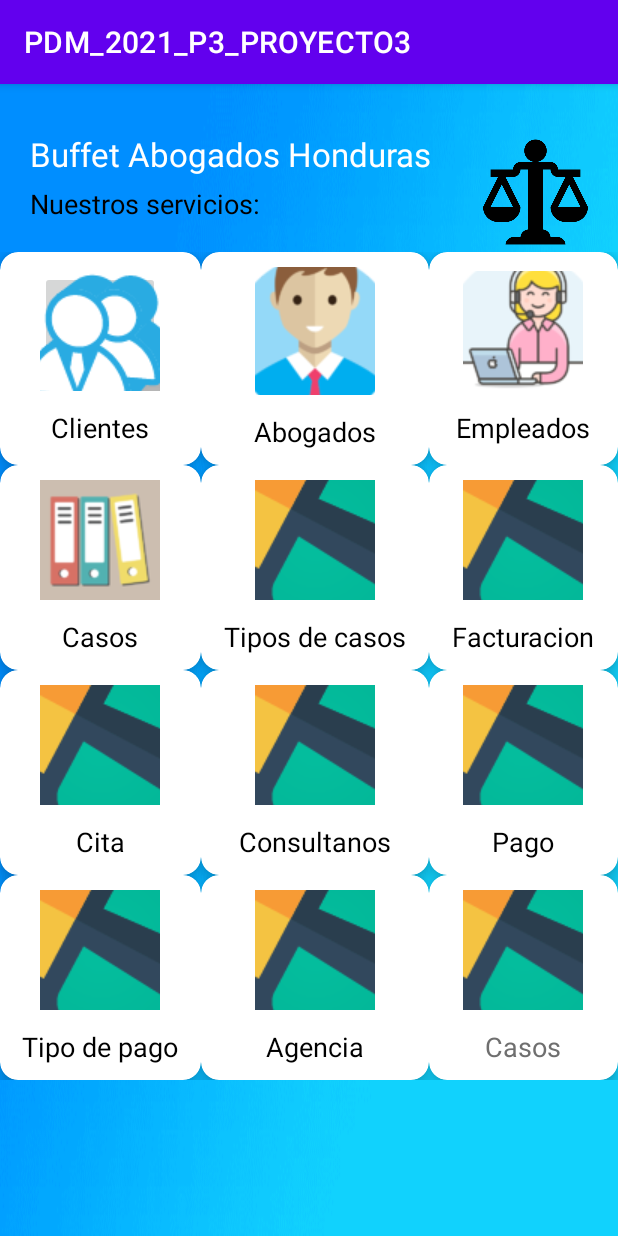
After one commit to alycastro22/PDMPROYECTO3, an Android app: the MenuActivity screen opened directly, with no data from a screen before it, on a phone screen of 412 x 824 dp. The commit adds this screen. Run offline under Robolectric (Android 15) with nearby library versions, the phone set to English and light mode, and no system bars.

Commit message:
pantalla menu

```diff
--- a/app/build.gradle
+++ b/app/build.gradle
@@ -37,10 +37,12 @@ dependencies {
     implementation "org.jetbrains.kotlin:kotlin-stdlib:$kotlin_version"
     implementation 'androidx.core:core-ktx:1.3.2'
     implementation 'androidx.appcompat:appcompat:1.2.0'
+    implementation 'androidx.appcompat:appcompat:1.2.0'
     implementation 'com.google.android.material:material:1.3.0'
     implementation 'androidx.constraintlayout:constraintlayout:2.0.4'
     implementation 'com.google.android.gms:play-services-ads:19.8.0'
     implementation 'androidx.cardview:cardview:1.0.0'
+    implementation 'com.android.support:cardview-v7.28.0.0-rc02'
     testImplementation 'junit:junit:4.+'
     androidTestImplementation 'androidx.test.ext:junit:1.1.2'
     androidTestImplementation 'androidx.test.espresso:espresso-core:3.3.0'
--- a/app/src/main/AndroidManifest.xml
+++ b/app/src/main/AndroidManifest.xml
@@ -9,6 +9,7 @@
         android:roundIcon="@mipmap/ic_launcher_round"
         android:supportsRtl="true"
         android:theme="@style/Theme.PDM_2021_P3_PROYECTO3">
+        <activity android:name=".MenuActivity"></activity>
         <activity android:name=".MainActivity">
             <intent-filter>
                 <action android:name="android.intent.action.MAIN" />
--- /dev/null
+++ b/app/src/main/java/hn/edu/ujcv/pdm_2021_p3_proyecto3/MenuActivity.kt
@@ -0,0 +1,11 @@
+package hn.edu.ujcv.pdm_2021_p3_proyecto3
+
+import androidx.appcompat.app.AppCompatActivity
+import android.os.Bundle
+
+class MenuActivity : AppCompatActivity() {
+    override fun onCreate(savedInstanceState: Bundle?) {
+        super.onCreate(savedInstanceState)
+        setContentView(R.layout.activity_menu)
+    }
+}
--- /dev/null
+++ b/app/src/main/res/layout/activity_menu.xml
@@ -0,0 +1,492 @@
+<?xml version="1.0" encoding="utf-8"?>
+<ScrollView xmlns:app="http://schemas.android.com/apk/res-auto"
+    xmlns:tools="http://schemas.android.com/tools"
+    xmlns:android="http://schemas.android.com/apk/res/android"
+    android:layout_width="match_parent"
+    android:layout_height="match_parent"
+    android:background="@drawable/background"
+    tools:context=".MenuActivity">
+      <LinearLayout
+        android:orientation="vertical"
+        android:layout_width="match_parent"
+        android:layout_height="wrap_content">
+
+        <RelativeLayout
+            android:layout_marginTop="32dp"
+            android:layout_marginRight="20dp"
+            android:layout_marginLeft="20dp"
+            android:layout_width="match_parent"
+            android:layout_height="match_parent">
+
+            <TextView
+                android:id="@+id/txtabogadoshn"
+                android:layout_width="wrap_content"
+                android:layout_height="wrap_content"
+                android:text="@string/buffet_abogados_honduras"
+                android:textColor="#fff"
+                android:textSize="22sp"/>
+
+
+            <TextView
+                android:layout_marginTop="6dp"
+                android:layout_below="@+id/txtabogadoshn"
+                android:layout_width="wrap_content"
+                android:layout_height="wrap_content"
+                android:text="Nuestros servicios:"
+                android:textColor="#000"
+                android:textSize="18sp"/>
+
+            <ImageView
+                android:layout_alignParentEnd="true"
+                android:src="@drawable/ley"
+                android:layout_width="70dp"
+                android:layout_height="80dp"/>
+
+        </RelativeLayout>
+      <GridLayout
+          android:columnCount="3"
+          android:rowCount="3"
+          android:alignmentMode="alignMargins"
+          android:columnOrderPreserved="false"
+          android:layout_width="match_parent"
+          android:layout_height="wrap_content">
+
+          <androidx.cardview.widget.CardView
+              android:layout_width="wrap_content"
+              android:layout_height="wrap_content"
+              android:layout_columnWeight="1"
+              android:layout_rowWeight="1"
+              app:cardElevation="6dp"
+              app:cardCornerRadius="12dp"
+              app:layout_margin="12dp" >
+
+              <LinearLayout
+                  android:layout_width="match_parent"
+                  android:layout_height="match_parent"
+                  android:gravity="center"
+                  android:orientation="vertical"
+                  android:padding="10dp">
+
+                  <ImageButton
+                      android:layout_width="80dp"
+                      android:layout_height="80dp"
+                      android:src="@drawable/clientes" />
+
+                  <TextView
+                      android:layout_width="wrap_content"
+                      android:layout_height="wrap_content"
+                      android:layout_below="@+id/txtcasos"
+                      android:layout_marginTop="12dp"
+                      android:text="@string/clientes"
+                      android:textColor="#000"
+                      android:textSize="18sp" />
+
+
+              </LinearLayout>
+
+          </androidx.cardview.widget.CardView>
+
+
+          <androidx.cardview.widget.CardView
+              android:layout_width="wrap_content"
+              android:layout_height="wrap_content"
+              android:layout_columnWeight="1"
+              android:layout_rowWeight="1"
+              app:cardElevation="6dp"
+              app:cardCornerRadius="12dp"
+              app:layout_margin="12dp" >
+
+              <LinearLayout
+                  android:layout_width="match_parent"
+                  android:layout_height="match_parent"
+                  android:gravity="center"
+                  android:orientation="vertical"
+                  android:padding="10dp">
+
+                  <ImageButton
+                      android:layout_width="80dp"
+                      android:layout_height="85dp"
+                      android:src="@drawable/abogados"
+                     />
+
+                  <TextView
+                      android:layout_width="wrap_content"
+                      android:layout_height="wrap_content"
+                      android:layout_below="@+id/txtcasos"
+                      android:layout_marginTop="12dp"
+                      android:text="@string/abogados"
+                      android:textColor="#000"
+                      android:textSize="18sp" />
+
+
+              </LinearLayout>
+
+          </androidx.cardview.widget.CardView>
+
+          <androidx.cardview.widget.CardView
+              android:layout_width="wrap_content"
+              android:layout_height="wrap_content"
+              android:layout_columnWeight="1"
+              android:layout_rowWeight="1"
+              app:cardElevation="6dp"
+              app:cardCornerRadius="12dp"
+              app:layout_margin="12dp" >
+
+              <LinearLayout
+                  android:layout_width="match_parent"
+                  android:layout_height="match_parent"
+                  android:gravity="center"
+                  android:orientation="vertical"
+                  android:padding="10dp">
+
+                  <ImageButton
+                      android:layout_width="80dp"
+                      android:layout_height="80dp"
+                      android:src="@drawable/empleados"
+                     />
+
+                  <TextView
+                      android:layout_width="wrap_content"
+                      android:layout_height="wrap_content"
+                      android:layout_marginTop="12dp"
+                      android:text="@string/empleados"
+                      android:textColor="#000"
+                      android:textSize="18sp" />
+
+
+              </LinearLayout>
+
+          </androidx.cardview.widget.CardView>
+
+
+          <androidx.cardview.widget.CardView
+              android:layout_width="wrap_content"
+              android:layout_height="wrap_content"
+              android:layout_columnWeight="1"
+              android:layout_rowWeight="1"
+              app:cardElevation="6dp"
+              app:cardCornerRadius="12dp"
+              app:layout_margin="12dp" >
+
+              <LinearLayout
+                  android:layout_width="match_parent"
+                  android:layout_height="match_parent"
+                  android:gravity="center"
+                  android:orientation="vertical"
+                  android:padding="10dp">
+
+                  <ImageButton
+                      android:layout_width="80dp"
+                      android:layout_height="80dp"
+                      android:src="@drawable/caso" />
+
+                  <TextView
+                      android:layout_width="wrap_content"
+                      android:layout_height="wrap_content"
+                      android:layout_below="@+id/txtcasos"
+                      android:layout_marginTop="12dp"
+                      android:text="Casos"
+                      android:textColor="#000"
+                      android:textSize="18sp" />
+
+
+              </LinearLayout>
+
+          </androidx.cardview.widget.CardView>
+
+          <androidx.cardview.widget.CardView
+              android:layout_width="wrap_content"
+              android:layout_height="wrap_content"
+              android:layout_columnWeight="1"
+              android:layout_rowWeight="1"
+              app:cardElevation="6dp"
+              app:cardCornerRadius="12dp"
+              app:layout_margin="12dp" >
+
+              <LinearLayout
+                  android:layout_width="match_parent"
+                  android:layout_height="match_parent"
+                  android:gravity="center"
+                  android:orientation="vertical"
+                  android:padding="10dp">
+
+                  <ImageButton
+                      android:layout_width="80dp"
+                      android:layout_height="80dp"
+                      android:src="@drawable/casos" />
+
+                  <TextView
+                      android:layout_width="wrap_content"
+                      android:layout_height="wrap_content"
+                      android:layout_below="@+id/txtcasos"
+                      android:layout_marginTop="12dp"
+                      android:text="@string/tipos_de_casos"
+                      android:textColor="#000"
+                      android:textSize="18sp" />
+
+
+              </LinearLayout>
+
+          </androidx.cardview.widget.CardView>
+
+
+          <androidx.cardview.widget.CardView
+              android:layout_width="wrap_content"
+              android:layout_height="wrap_content"
+              android:layout_columnWeight="1"
+              android:layout_rowWeight="1"
+              app:cardElevation="6dp"
+              app:cardCornerRadius="12dp"
+              app:layout_margin="12dp" >
+
+              <LinearLayout
+                  android:layout_width="match_parent"
+                  android:layout_height="match_parent"
+                  android:gravity="center"
+                  android:orientation="vertical"
+                  android:padding="10dp">
+
+                  <ImageButton
+                      android:layout_width="80dp"
+                      android:layout_height="80dp"
+                      android:src="@drawable/casos" />
+
+                  <TextView
+                      android:layout_width="wrap_content"
+                      android:layout_height="wrap_content"
+                      android:layout_below="@+id/txtcasos"
+                      android:layout_marginTop="12dp"
+                      android:text="@string/facturacion"
+                      android:textColor="#000"
+                      android:textSize="18sp" />
+
+
+              </LinearLayout>
+
+          </androidx.cardview.widget.CardView>
+
+          <androidx.cardview.widget.CardView
+              android:layout_width="wrap_content"
+              android:layout_height="wrap_content"
+              android:layout_columnWeight="1"
+              android:layout_rowWeight="1"
+              app:cardElevation="6dp"
+              app:cardCornerRadius="12dp"
+              app:layout_margin="12dp" >
+
+              <LinearLayout
+                  android:layout_width="match_parent"
+                  android:layout_height="match_parent"
+                  android:gravity="center"
+                  android:orientation="vertical"
+                  android:padding="10dp">
+
+                  <ImageButton
+                      android:layout_width="80dp"
+                      android:layout_height="80dp"
+                      android:src="@drawable/casos"
+                      android:contentDescription="TODO" />
+
+                  <TextView
+                      android:layout_width="wrap_content"
+                      android:layout_height="wrap_content"
+                      android:layout_below="@+id/txtcasos"
+                      android:layout_marginTop="12dp"
+                      android:text="@string/cita"
+                      android:textColor="#000"
+                      android:textSize="18sp" />
+
+
+              </LinearLayout>
+
+          </androidx.cardview.widget.CardView>
+
+          <androidx.cardview.widget.CardView
+              android:layout_width="wrap_content"
+              android:layout_height="wrap_content"
+              android:layout_columnWeight="1"
+              android:layout_rowWeight="1"
+              app:cardElevation="6dp"
+              app:cardCornerRadius="12dp"
+              app:layout_margin="12dp" >
+
+              <LinearLayout
+                  android:layout_width="match_parent"
+                  android:layout_height="match_parent"
+                  android:gravity="center"
+                  android:orientation="vertical"
+                  android:padding="10dp">
+
+                  <ImageButton
+                      android:layout_width="80dp"
+                      android:layout_height="80dp"
+                      android:src="@drawable/casos"
+                      />
+
+                  <TextView
+                      android:layout_width="wrap_content"
+                      android:layout_height="wrap_content"
+                      android:layout_marginTop="12dp"
+                      android:text="@string/consultanos"
+                      android:textColor="#000"
+                      android:textSize="18sp" />
+
+
+              </LinearLayout>
+
+          </androidx.cardview.widget.CardView>
+
+          <androidx.cardview.widget.CardView
+              android:layout_width="wrap_content"
+              android:layout_height="wrap_content"
+              android:layout_columnWeight="1"
+              android:layout_rowWeight="1"
+              app:cardElevation="6dp"
+              app:cardCornerRadius="12dp"
+              app:layout_margin="12dp" >
+
+              <LinearLayout
+                  android:layout_width="match_parent"
+                  android:layout_height="match_parent"
+                  android:gravity="center"
+                  android:orientation="vertical"
+                  android:padding="10dp">
+
+                  <ImageButton
+                      android:layout_width="80dp"
+                      android:layout_height="80dp"
+                      android:src="@drawable/casos"
+                      />
+
+                  <TextView
+                      android:layout_width="wrap_content"
+                      android:layout_height="wrap_content"
+                      android:layout_marginTop="12dp"
+                      android:text="@string/pago"
+                      android:textColor="#000"
+                      android:textSize="18sp" />
+
+
+              </LinearLayout>
+
+          </androidx.cardview.widget.CardView>
+
+          <androidx.cardview.widget.CardView
+              android:layout_width="wrap_content"
+              android:layout_height="wrap_content"
+              android:layout_columnWeight="1"
+              android:layout_rowWeight="1"
+              app:cardElevation="6dp"
+              app:cardCornerRadius="12dp"
+              app:layout_margin="12dp" >
+
+              <LinearLayout
+                  android:layout_width="match_parent"
+                  android:layout_height="match_parent"
+                  android:gravity="center"
+                  android:orientation="vertical"
+                  android:padding="10dp">
+
+                  <ImageButton
+                      android:layout_width="80dp"
+                      android:layout_height="80dp"
+                      android:src="@drawable/casos"
+                      />
+
+                  <TextView
+                      android:layout_width="wrap_content"
+                      android:layout_height="wrap_content"
+                      android:layout_marginTop="12dp"
+                      android:text="@string/tipo_de_pago"
+                      android:textColor="#000"
+                      android:textSize="18sp" />
+
+
+              </LinearLayout>
+
+          </androidx.cardview.widget.CardView>
+
+          <androidx.cardview.widget.CardView
+              android:layout_width="wrap_content"
+              android:layout_height="wrap_content"
+              android:layout_columnWeight="1"
+              android:layout_rowWeight="1"
+              app:cardElevation="6dp"
+              app:cardCornerRadius="12dp"
+              app:layout_margin="12dp" >
+
+              <LinearLayout
+                  android:layout_width="match_parent"
+                  android:layout_height="match_parent"
+                  android:gravity="center"
+                  android:orientation="vertical"
+                  android:padding="10dp">
+
+                  <ImageButton
+                      android:layout_width="80dp"
+                      android:layout_height="80dp"
+                      android:src="@drawable/casos"
+                       />
+
+                  <TextView
+                      android:layout_width="wrap_content"
+                      android:layout_height="wrap_content"
+                      android:layout_marginTop="12dp"
+                      android:text="@string/agencia"
+                      android:textColor="#000"
+                      android:textSize="18sp" />
+
+
+              </LinearLayout>
+
+          </androidx.cardview.widget.CardView>
+
+          <androidx.cardview.widget.CardView
+              android:layout_width="wrap_content"
+              android:layout_height="wrap_content"
+              android:layout_columnWeight="1"
+              android:layout_rowWeight="1"
+              app:cardElevation="6dp"
+              app:cardCornerRadius="12dp"
+              app:layout_margin="12dp" >
+
+              <LinearLayout
+                  android:layout_width="match_parent"
+                  android:layout_height="match_parent"
+                  android:gravity="center"
+                  android:orientation="vertical"
+                  android:padding="10dp">
+
+                  <ImageButton
+                      android:layout_width="80dp"
+                      android:layout_height="80dp"
+                      android:src="@drawable/casos"
+                      />
+
+                  <TextView
+                      android:layout_width="wrap_content"
+                      android:layout_height="wrap_content"
+                      android:layout_marginTop="12dp"
+                      android:text="@string/casos"
+                      android:textColor="#6f6f6f"
+                      android:textSize="18sp" />
+
+
+              </LinearLayout>
+
+          </androidx.cardview.widget.CardView>
+
+
+
+
+
+
+
+
+
+      </GridLayout>
+
+
+   </LinearLayout>
+
+</ScrollView>
--- a/app/src/main/res/layout/login_main.xml
+++ b/app/src/main/res/layout/login_main.xml
@@ -29,6 +29,7 @@
         android:hint="@string/txvNombre1"
         android:inputType="textPersonName"
         android:text="@string/txtPassword"
+        android:textColor="#fff"
         android:textColorHighlight="@color/white"
         android:textColorHint="@color/white"
         app:layout_constraintBottom_toBottomOf="parent"
--- a/app/src/main/res/values/strings.xml
+++ b/app/src/main/res/values/strings.xml
@@ -18,10 +18,20 @@
     <string name="txtPassword">Password</string>
 
 
-
-
-
-
     <string name="todo">Name</string>
     <string name="name">Name</string>
+    <string name="buffet_abogados_honduras">Buffet Abogados Honduras</string>
+    <string name="empleados">Empleados</string>
+    <string name="consultanos">Consultanos</string>
+    <string name="cita">Cita</string>
+    <string name="facturacion">Facturacion</string>
+    <string name="tipos_de_casos">Tipos de casos</string>
+    <string name="abogados">Abogados</string>
+    <string name="clientes">Clientes</string>
+    <string name="casos">Casos</string>
+    <string name="tipo_de_pago">Tipo de pago</string>
+    <string name="pago">Pago</string>
+
+    <string name="agencia">Agencia</string>
+
 </resources>
--- /dev/null
+++ b/app/src/main/res/values/styles.xml
@@ -0,0 +1,8 @@
+
+<resources>
+    <!-- Base application theme. -->
+    <style name="AppTheme" parent="Theme.AppCompat.Light.DarkActionBar">
+
+    </style>
+
+</resources>
```
Also changed, not shown: app/src/main/res/drawable-v24/abogados.png (added), app/src/main/res/drawable-v24/background.png (added), app/src/main/res/drawable-v24/caso.png (added), app/src/main/res/drawable-v24/casos.png (added), app/src/main/res/drawable-v24/clientes.png (added), app/src/main/res/drawable-v24/empleados.png (added), app/src/main/res/drawable-v24/ley.png (added).
